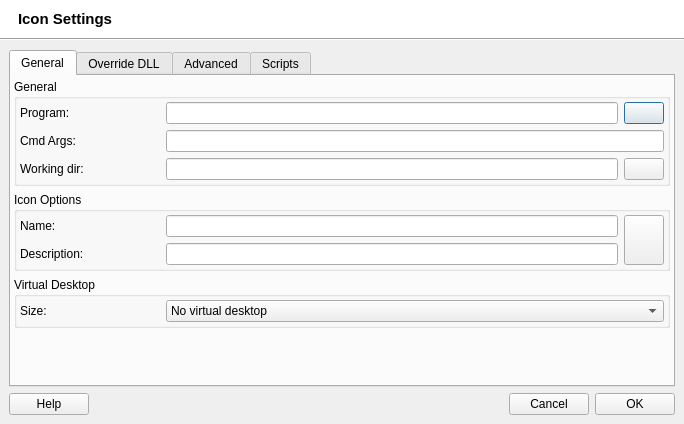
Above: src/q4wine-gui/uis/IconSettings.ui from brezerk/q4wine before the change. Below: the same form after it.
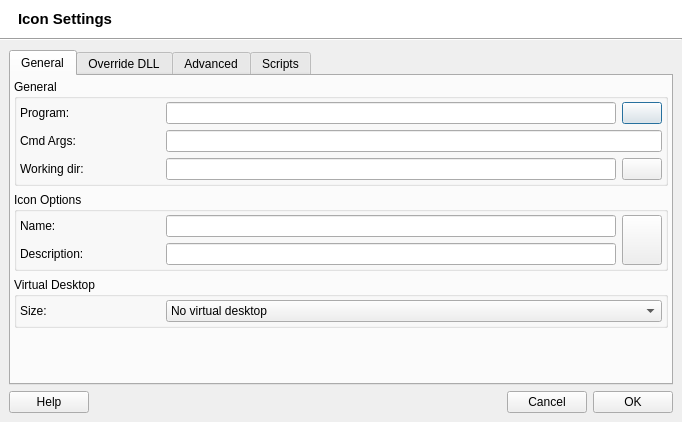
That is the form after the change. Icons and pictures are not drawn.

```diff
--- a/src/q4wine-gui/uis/IconSettings.ui
+++ b/src/q4wine-gui/uis/IconSettings.ui
@@ -9,8 +9,8 @@
    <rect>
     <x>0</x>
     <y>0</y>
-    <width>684</width>
-    <height>424</height>
+    <width>682</width>
+    <height>422</height>
    </rect>
   </property>
   <property name="windowTitle">
```
Left out of the diff: 5 changed lines with no effect on the pictures.
